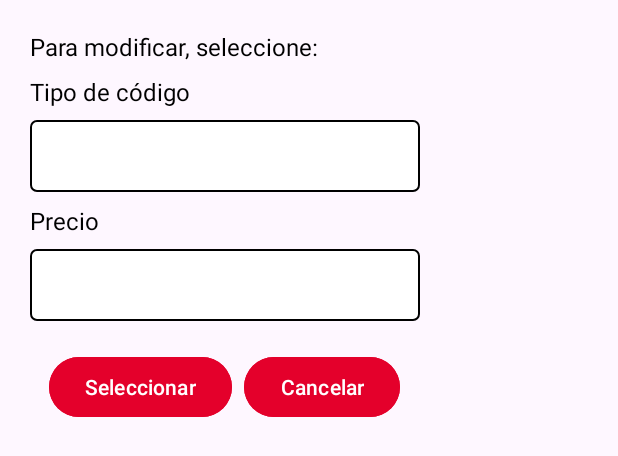
After one commit to carlosEnriqueGC/ProyectoANDROID2024, an Android app: the layout dialog_seleccionar_codigo.xml on its own in the app's theme, with its tools: preview values and no code run, on a phone screen of 412 x 824 dp. The commit adds this screen. Shown: the top 456 px of the screen. Run offline under Robolectric (Android 15) with nearby library versions, the phone set to English and light mode, and no system bars.

Commit message:
formulario de codigos en un 75%

```diff
--- a/PROYECTORECARGAAPP/app/src/main/res/layout/activity_pantalla_ingreso_codigosu.xml
+++ b/PROYECTORECARGAAPP/app/src/main/res/layout/activity_pantalla_ingreso_codigosu.xml
@@ -5,6 +5,7 @@
     android:id="@+id/main"
     android:layout_width="match_parent"
     android:layout_height="match_parent"
+    android:background="#FFFFFF"
     tools:context=".pantalla_ingreso_codigosu">
 
     <ImageView
@@ -93,7 +94,7 @@
         android:background="@drawable/spinner_border"
         android:enabled="false"
         android:hint="Secuencia de codigo"
-        android:inputType="number"
+        android:inputType="phone"
         android:textSize="20sp"
         app:layout_constraintBottom_toBottomOf="parent"
         app:layout_constraintEnd_toEndOf="parent"
--- /dev/null
+++ b/PROYECTORECARGAAPP/app/src/main/res/layout/dialog_seleccionar_codigo.xml
@@ -0,0 +1,73 @@
+<LinearLayout xmlns:android="http://schemas.android.com/apk/res/android"
+    android:layout_width="300dp"
+    android:layout_height="wrap_content"
+    android:orientation="vertical"
+    android:padding="20dp">
+
+    <TextView
+        android:id="@+id/textSeleccionarCodigo"
+        android:layout_width="wrap_content"
+        android:layout_height="wrap_content"
+        android:text="Para modificar, seleccione:"
+        android:textSize="16sp"
+        android:textColor="@android:color/black"
+        android:layout_marginBottom="8dp" />
+
+    <TextView
+        android:id="@+id/textTitulo1"
+        android:layout_width="wrap_content"
+        android:layout_height="wrap_content"
+        android:text="Tipo de código"
+        android:textSize="16sp"
+        android:textColor="@android:color/black"
+        android:layout_marginBottom="8dp" />
+
+    <Spinner
+        android:id="@+id/spinnerCodigos"
+        android:layout_width="match_parent"
+    android:layout_height="wrap_content"
+    android:minHeight="48dp"
+    android:layout_marginBottom="8dp"
+    android:background="@drawable/spinner_border" />
+
+    <TextView
+        android:id="@+id/textTitulo2"
+        android:layout_width="wrap_content"
+        android:layout_height="wrap_content"
+        android:text="Precio"
+        android:textSize="16sp"
+        android:textColor="@android:color/black"
+        android:layout_marginBottom="8dp" />
+
+    <Spinner
+        android:id="@+id/spinnerPrecio"
+        android:layout_width="match_parent"
+        android:layout_height="wrap_content"
+        android:layout_marginBottom="10dp"
+        android:enabled="false"
+        android:background="@drawable/spinner_border"
+        android:minHeight="48dp" />
+
+    <LinearLayout
+        android:layout_width="match_parent"
+        android:layout_height="wrap_content"
+        android:orientation="horizontal"
+        android:gravity="center"
+        android:layout_marginTop="10dp">
+
+        <Button
+            android:id="@+id/btnSeleccionar"
+            android:layout_width="wrap_content"
+            android:layout_height="wrap_content"
+            android:backgroundTint="#E4002B"
+            android:text="Seleccionar"
+            android:layout_marginEnd="8dp" />
+
+        <Button
+            android:id="@+id/btnCancelar"
+            android:layout_width="wrap_content"
+            android:layout_height="wrap_content"
+            android:backgroundTint="#E4002B"
+            android:text="Cancelar" />
+    </LinearLayout>
+</LinearLayout>
--- a/PROYECTORECARGAAPP/app/src/main/res/values/arraysCU1.xml
+++ b/PROYECTORECARGAAPP/app/src/main/res/values/arraysCU1.xml
@@ -1,7 +1,7 @@
 <?xml version="1.0" encoding="utf-8"?>
 <resources>
     <string-array name="tipoCodigo_options">
-        <item>Selecciona</item>
+        <item>Tipo de recarga</item>
         <item>Internet</item>
         <item>Todo incluido</item>
         <item>Minutos</item>
--- a/PROYECTORECARGAAPP/app/src/main/res/values/arraysCU2.xml
+++ b/PROYECTORECARGAAPP/app/src/main/res/values/arraysCU2.xml
@@ -1,7 +1,7 @@
 <?xml version="1.0" encoding="utf-8"?>
 <resources>
     <string-array name="estado2_options">
-        <item>Selecciona</item>
+        <item>Estado</item>
         <item>Activo</item>
         <item>Inactivo</item>
         <item>Suspendido</item>
```
Also changed, not shown: PROYECTORECARGAAPP/app/src/main/java/com/umg/clarorecargasapp/pantalla_ingreso_codigosu.java (+350 -4 lines).
